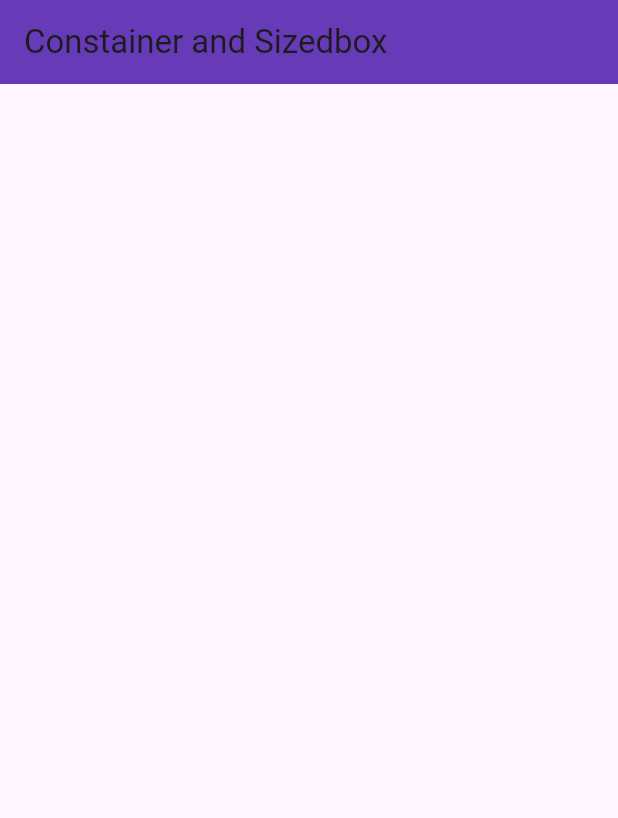
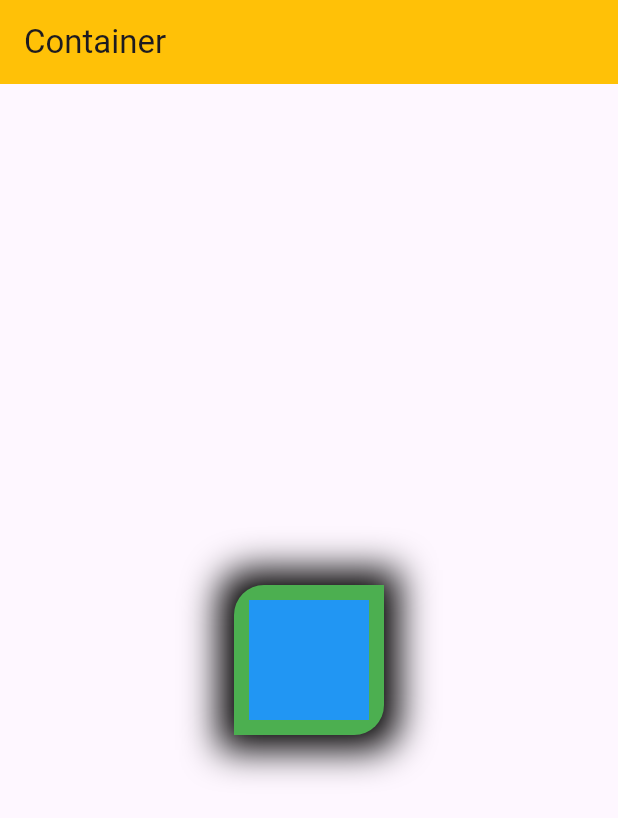
Before and after one commit to mahmud5658/flutter_resources, a Flutter app: the screen it shows after launch, on a phone screen of 412 x 824 dp. Shown: the top 818 px of the screen. Run offline on Flutter 3.47's test engine with Material 3 defaults, Android fonts, the phone set to English and light mode, and no system bars.

Commit message:
Flutter resources

```diff
--- a/lib/main.dart
+++ b/lib/main.dart
@@ -1,5 +1,6 @@
 import 'package:flutter/material.dart';
-import 'package:flutter_resources/widgets/sized_box.dart';
+import 'package:flutter_resources/widgets/container.dart';
+// import 'package:flutter_resources/widgets/sized_box.dart';
 
 void main() {
   runApp(const MyApp());
@@ -19,7 +20,8 @@ class MyApp extends StatelessWidget {
         ),
         // brightness: Brightness.dark,
       ),
-      home: const SizedBoxW(),
+      home: const Containerw(
+      ),
     );
   }
 }
--- a/lib/widgets/container.dart
+++ b/lib/widgets/container.dart
@@ -0,0 +1,48 @@
+import 'package:flutter/material.dart';
+
+class Containerw extends StatelessWidget {
+  const Containerw({super.key});
+
+  @override
+  Widget build(BuildContext context) {
+    return Scaffold(
+      appBar: AppBar(
+        title: const Text('Container'),
+        backgroundColor: Colors.amber,
+      ),
+
+           body: Center(
+        child: Container(
+          // padding:EdgeInsets.all(10),
+          height: 100,
+          width: 100,
+          decoration: const BoxDecoration(
+              color: Colors.green,
+              // shape: BoxShape.circle
+              // borderRadius: BorderRadius.circular(20)
+              borderRadius: BorderRadius.only(
+                topLeft: Radius.circular(20),
+                bottomRight: Radius.circular(20),
+              ),
+              boxShadow: [
+                BoxShadow(
+                  blurRadius: 20,
+                  spreadRadius: 10,
+                  color: Colors.black,
+                )
+              ]),
+          child: Center(
+            // child: Text(
+            //   'Hello',
+            //   style: TextStyle(fontSize: 20),
+            // ),
+            child: Container(
+              margin: const EdgeInsets.all(10),
+              color: Colors.blue,
+            ),
+          ),
+        ),
+      ),
+    );
+  }
+}
```
Also changed, not shown: lib/widgets/sized_box.dart (+20 -56 lines).
